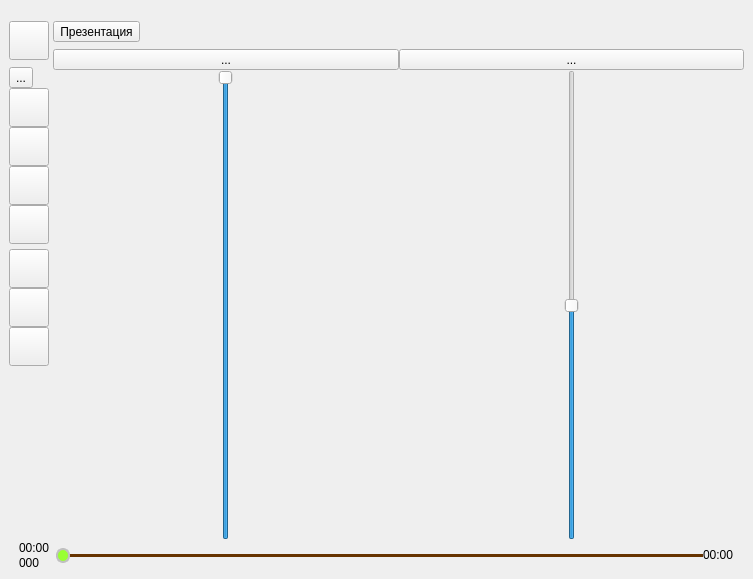
The window that GUI/main_window.ui (Eugene-q/PresenterPlayer) describes before a commit, drawn with Qt 5.
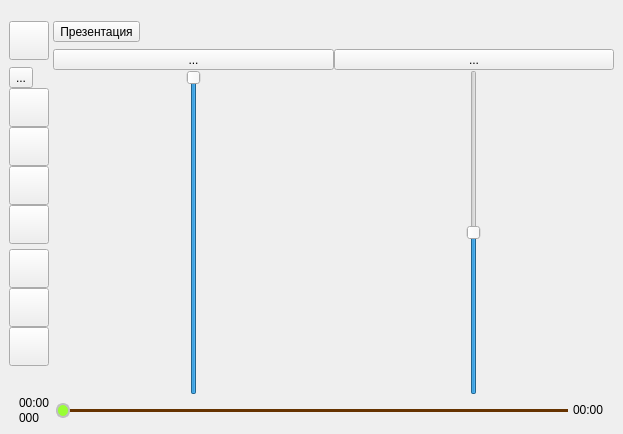
The same window after the commit. Icons and pictures are not drawn.

Commit message: Уменьшен минимальный размер окна. Добавлен отступ метки endPos от слайдера перемотки.

```diff
--- a/GUI/main_window.ui
+++ b/GUI/main_window.ui
@@ -6,8 +6,8 @@
    <rect>
     <x>0</x>
     <y>0</y>
-    <width>753</width>
-    <height>579</height>
+    <width>623</width>
+    <height>434</height>
    </rect>
   </property>
   <property name="sizePolicy">
@@ -18,8 +18,8 @@
   </property>
   <property name="minimumSize">
    <size>
-    <width>700</width>
-    <height>508</height>
+    <width>500</width>
+    <height>308</height>
    </size>
   </property>
   <property name="baseSize">
@@ -767,6 +767,12 @@
         <property name="text">
          <string>00:00</string>
         </property>
+        <property name="margin">
+         <number>0</number>
+        </property>
+        <property name="indent">
+         <number>5</number>
+        </property>
        </widget>
       </item>
      </layout>
```
